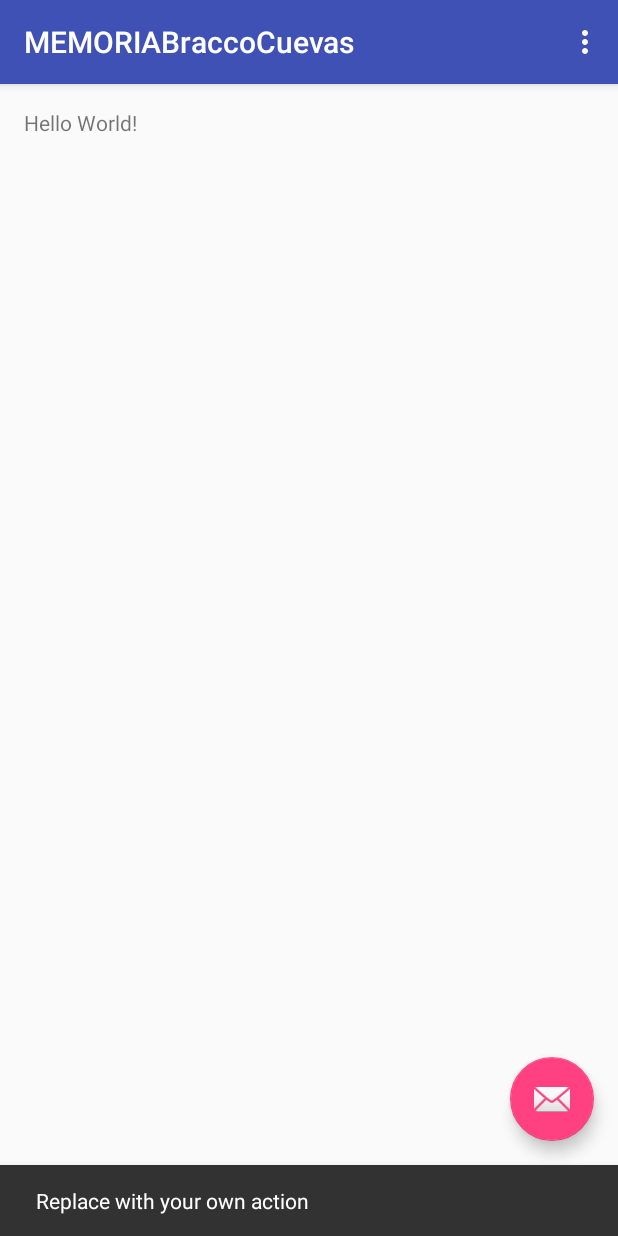
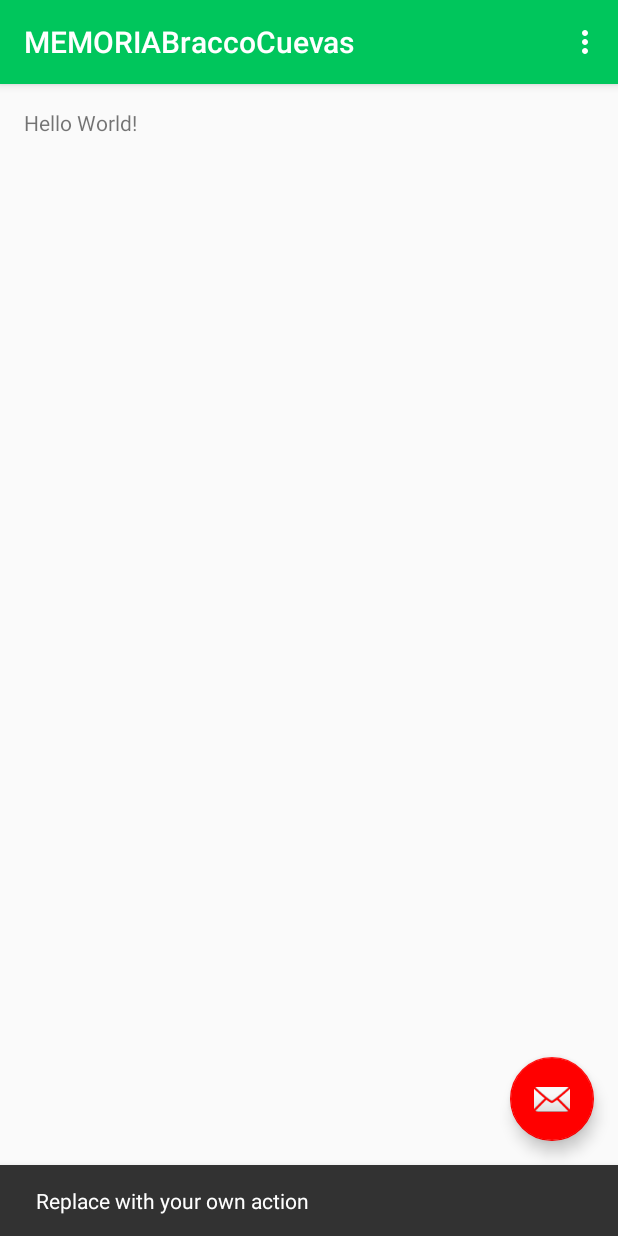
Before and after one commit to CEBracco/MEMORIABraccoCuevas, an Android app: the screen it shows after launch (MainActivity), after a tap on an icon or button, on a phone screen of 412 x 824 dp. Run offline under Robolectric (Android 15) with nearby library versions, the phone set to English and light mode, and no system bars.

Commit message:
colores lindos :+1:  :accept:  :bear:

```diff
--- a/app/src/main/res/values/colors.xml
+++ b/app/src/main/res/values/colors.xml
@@ -1,6 +1,6 @@
 <?xml version="1.0" encoding="utf-8"?>
 <resources>
-    <color name="colorPrimary">#3F51B5</color>
-    <color name="colorPrimaryDark">#303F9F</color>
-    <color name="colorAccent">#FF4081</color>
+    <color name="colorPrimary">#00C65C</color>
+    <color name="colorPrimaryDark">#029747</color>
+    <color name="colorAccent">#FF0000</color>
 </resources>
```
Also changed, not shown: 1 other file.
